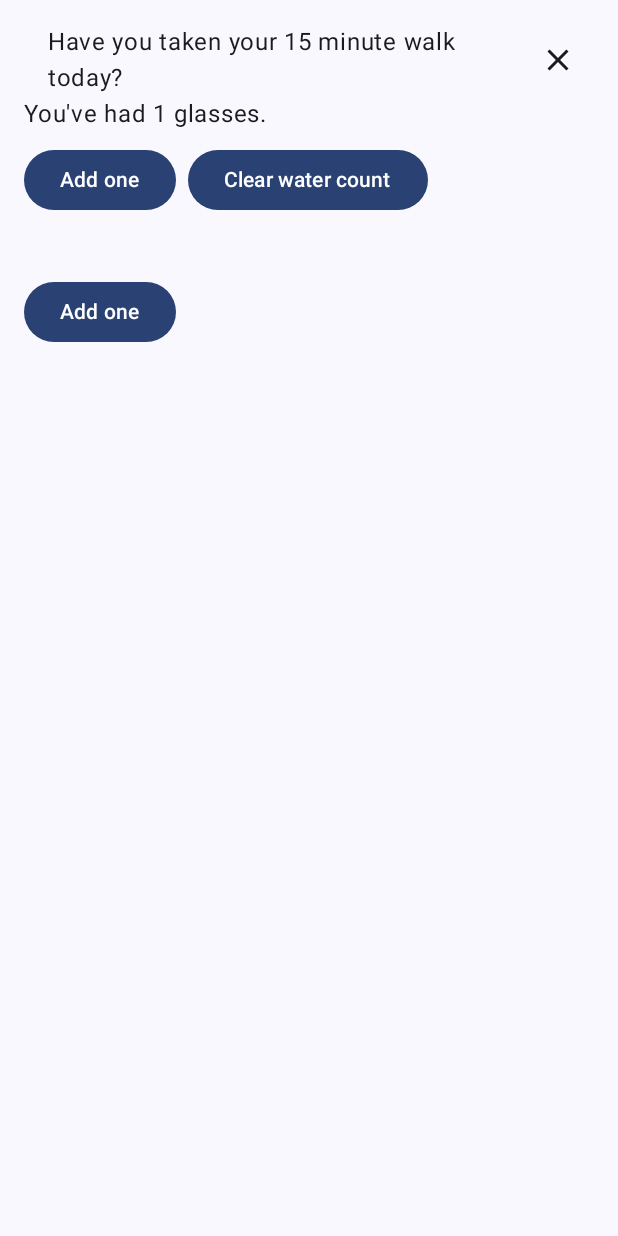
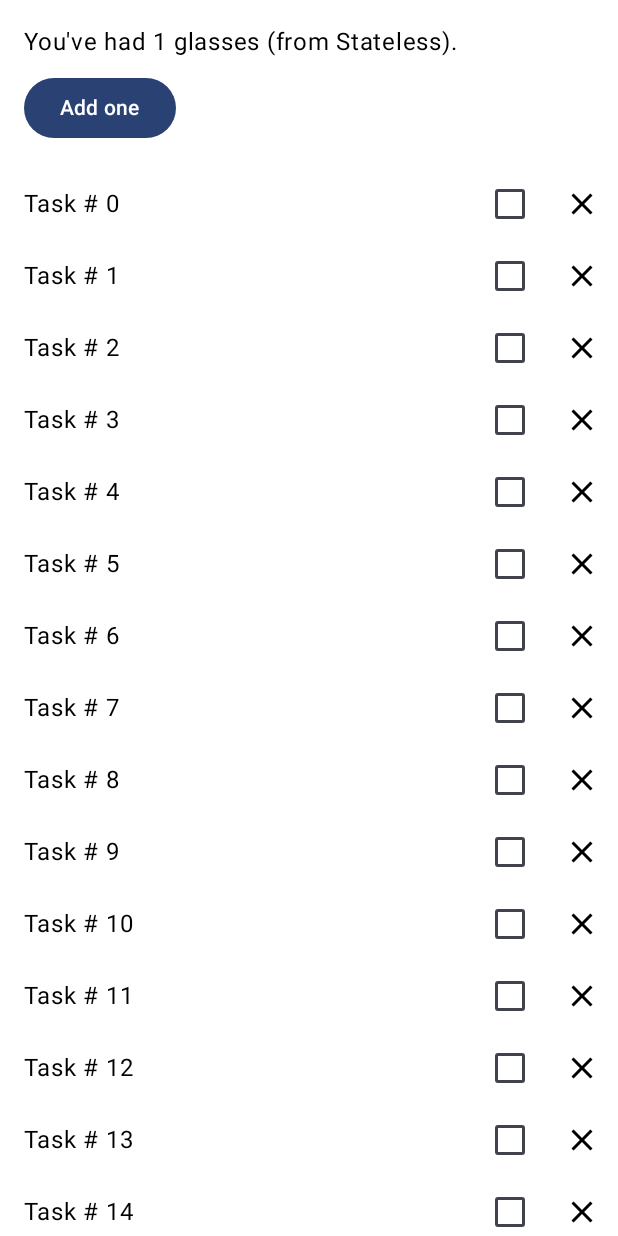
Before and after one commit to Alejandroperezitsur/BasicStateCodelab, an Android app built with Jetpack Compose: the composable WellnessScreen shown on its own in the app's theme, after a tap on "Add one", on a phone screen of 412 x 824 dp. Run offline under Robolectric (Android 15) with nearby library versions, the phone set to English and light mode, and no system bars.

Commit message:
Trabajo con listas

```diff
--- a/app/src/main/java/com/example/basicstatecodelab/WaterCounter.kt
+++ b/app/src/main/java/com/example/basicstatecodelab/WaterCounter.kt
@@ -1,62 +1,65 @@
 // File: WaterCounter.kt
+package com.example.basicstatecodelab // Asegúrate que este sea tu package name
 
 import androidx.compose.foundation.layout.Column
-import androidx.compose.foundation.layout.Row // Importación añadida recientemente
+import androidx.compose.foundation.layout.Row
 import androidx.compose.foundation.layout.padding
-import androidx.compose.material.icons.filled.Close
+import androidx.compose.material.icons.Icons // Necesario para Icons.Filled.Close
+import androidx.compose.material.icons.filled.Close // Necesario para el Icono de cerrar
 import androidx.compose.material3.Button
 import androidx.compose.material3.Text
 import androidx.compose.runtime.Composable
 import androidx.compose.runtime.getValue
 import androidx.compose.runtime.mutableStateOf
-import androidx.compose.runtime.remember
-import androidx.compose.runtime.saveable.rememberSaveable // Importación añadida recientemente
+import androidx.compose.runtime.saveable.rememberSaveable // Importante para la persistencia del estado
 import androidx.compose.runtime.setValue
 import androidx.compose.ui.Modifier
 import androidx.compose.ui.unit.dp
-// Se elimina la importación de WellnessTaskItem si no se usa directamente aquí
+// Eliminamos la importación de WellnessTaskItem si no se usa directamente aquí,
+// ya que WellnessTaskItem ahora tiene su propio archivo.
 // import com.example.basicstatecodelab.WellnessTaskItem
+// Si WellnessScreen está en otro archivo, esta importación no es necesaria aquí.
+// import com.example.basicstatecodelab.WellnessScreen
 
-
+/**
+ * Muestra un contador de vasos de agua con un botón para añadir y otro para limpiar.
+ * También puede mostrar un WellnessTaskItem si se ha bebido al menos un vaso.
+ */
 @Composable
 fun WaterCounter(modifier: Modifier = Modifier) {
     Column(modifier = modifier.padding(16.dp)) {
-        // 'rememberSaveable' guarda el estado a través de cambios de configuración (como rotación)
-        // y también a través de la muerte del proceso (si el sistema necesita liberar memoria).
         var count by rememberSaveable { mutableStateOf(0) }
 
         if (count > 0) {
-            // Este estado 'showTask' es local para WaterCounter y se resetea si WaterCounter
-            // se elimina de la composición y se vuelve a añadir (a menos que uses rememberSaveable).
-            // Si el objetivo es que 'WellnessTaskItem' solo aparezca una vez por sesión de "agua bebida"
-            // y no cada vez que count > 0, la lógica necesitaría más refinamiento.
-            var showTask by remember { mutableStateOf(true) }
+            Text("You've had $count glasses.")
+            // La lógica para mostrar WellnessTaskItem aquí puede ser opcional
+            // dependiendo de si WellnessScreen ya maneja todas las tareas.
+            // Si decides mantenerla, asegúrate de que WellnessTaskItem esté definido
+            // y sea importable.
+            /*
+            var showTask by rememberSaveable { mutableStateOf(true) }
             if (showTask) {
-                // Para usar WellnessTaskItem, asegúrate de que esté definido
-                // y que su importación sea correcta.
-                // Asumo que WellnessTaskItem está definido como lo corregimos previamente.
-                WellnessTaskItem(
-                    onClose = { showTask = false }, // Al cerrar, oculta esta instancia de WellnessTaskItem
-                    taskName = "Have you taken your 15 minute walk today?"
-                    // Puedes añadir un modifier a WellnessTaskItem si es necesario, por ejemplo:
-                    // modifier = Modifier.padding(bottom = 8.dp)
+                WellnessTaskItem( // Esta llamada requeriría la versión stateful de WellnessTaskItem
+                    taskName = "Did you drink enough water?",
+                    onClose = { showTask = false }
                 )
             }
-            Text("You've had $count glasses.")
+            */
+        } else {
+            Text("No water drunk yet.") // Mensaje cuando count es 0
         }
 
-        // Se usa un Row para los botones
         Row(Modifier.padding(top = 8.dp)) {
             Button(
                 onClick = { count++ },
-                enabled = count < 10 // Ejemplo: Deshabilitar el botón si count llega a 10
+                enabled = count < 10
             ) {
                 Text("Add one")
             }
-            // Botón para resetear el contador
             Button(
                 onClick = { count = 0 },
-                modifier = Modifier.padding(start = 8.dp) // Espacio a la izquierda del botón de limpiar
+                modifier = Modifier.padding(start = 8.dp),
+                enabled = count > 0 // Habilitar solo si hay algo que limpiar
             ) {
                 Text("Clear water count")
             }
@@ -64,78 +67,47 @@ fun WaterCounter(modifier: Modifier = Modifier) {
     }
 }
 
-// El resto de funciones (StatelessCounter, StatefulCounter, WellnessScreen)
-// que estaban en tu archivo original. Las mantengo aquí si son relevantes
-// para el contexto completo de tu archivo WaterCounter.kt.
-// Si WaterCounter.kt solo debe contener WaterCounter, puedes eliminar estas.
-
+/**
+ * Un contador sin estado (stateless) que muestra la cuenta y un botón para incrementar.
+ * El estado (count) y la lógica de incremento (onIncrement) se le pasan como parámetros.
+ */
 @Composable
 fun StatelessCounter(count: Int, onIncrement: () -> Unit, modifier: Modifier = Modifier) {
     Column(modifier = modifier.padding(16.dp)) {
         if (count > 0) {
-            Text("You've had $count glasses.")
+            Text("You've had $count glasses (from Stateless).") // Texto modificado para diferenciar
         }
-        Button(onClick = onIncrement, Modifier.padding(top = 8.dp), enabled = count < 10) {
+        Button(
+            onClick = onIncrement,
+            Modifier.padding(top = 8.dp),
+            enabled = count < 10
+        ) {
             Text("Add one")
         }
     }
 }
 
+/**
+ * Un contador con estado (stateful) que utiliza rememberSaveable para mantener su propio estado 'count'.
+ * Llama a StatelessCounter para la UI.
+ * Este es el que probablemente se usa en WellnessScreen según el codelab.
+ */
 @Composable
-fun StatefulCounter(modifier: Modifier = Modifier) { // Añadido Modifier como parámetro
-    var waterCount by remember { mutableStateOf(0) }
-    // Asumo que AnotherStatelessMethod es un placeholder o una función que tienes definida en otro lugar.
-    // Si no existe, esto causará un error.
-    // var juiceCount by remember { mutableStateOf(0) } // Ejemplo si tuvieras otro contador
+fun StatefulCounter(modifier: Modifier = Modifier) {
+    // Usamos rememberSaveable para que el estado persista
+    var waterCount by rememberSaveable { mutableStateOf(0) }
 
-    Column(modifier = modifier) { // Usa el modifier para el Column contenedor
-        StatelessCounter(waterCount, { waterCount++ })
-        // AnotherStatelessMethod(juiceCount, { juiceCount *= 2 })
-
-        // Si quieres que StatefulCounter también pueda limpiar su propio contador,
-        // podrías añadir un botón aquí similar al de WaterCounter o pasar callbacks.
-    }
+    StatelessCounter(
+        count = waterCount,
+        onIncrement = { waterCount++ },
+        modifier = modifier // Pasamos el modifier a StatelessCounter
+    )
+    // El codelab no menciona juiceCount aquí, así que lo omitimos por claridad.
+    // var juiceCount by rememberSaveable { mutableStateOf(0) }
+    // StatelessCounter(juiceCount, { juiceCount++ })
 }
 
 
-// Si WellnessTaskItem está definido en otro archivo (como WellnessTaskItem.kt),
-// asegúrate de que se importe correctamente. Si está en el mismo archivo, no hay problema.
-// Esta es la definición que corregimos antes para WellnessTaskItem:
-@Composable
-fun WellnessTaskItem(
-    taskName: String,
-    onClose: () -> Unit,
-    modifier: Modifier = Modifier
-) {
-    Row(
-        modifier = modifier,
-        verticalAlignment = androidx.compose.ui.Alignment.CenterVertically
-    ) {
-        Text(
-            text = taskName,
-            modifier = Modifier
-                .weight(1f)
-                .padding(start = 16.dp)
-        )
-        androidx.compose.material3.IconButton(onClick = onClose) {
-            androidx.compose.material3.Icon(
-                androidx.compose.material.icons.Icons.Filled.Close,
-                contentDescription = "Close"
-            )
-        }
-    }
-}
-
-
-@Composable
-fun WellnessScreen(modifier: Modifier = Modifier) {
-    // WaterCounter ya tiene su propio estado interno, por lo que no necesita
-    // que StatefulCounter le pase el estado directamente a menos que quieras
-    // un control más centralizado.
-    // Si el objetivo es mostrar ambos, WaterCounter y StatefulCounter (que a su vez
-    // usa StatelessCounter), puedes hacerlo así:
-    Column(modifier = modifier) {
-        WaterCounter()
-        StatefulCounter() // StatefulCounter ahora acepta un modifier
-    }
-}
+// La definición de WellnessTaskItem y WellnessScreen deben estar en sus propios archivos
+// (`WellnessTaskItem.kt` y `WellnessScreen.kt`) según las instrucciones del codelab.
+// Las he eliminado de aquí para evitar duplicados y confusiones.
--- a/app/src/main/java/com/example/basicstatecodelab/WellnessScreen.kt
+++ b/app/src/main/java/com/example/basicstatecodelab/WellnessScreen.kt
@@ -1,10 +1,23 @@
-package com.example.basicstatecodelab
+// File: WellnessScreen.kt
+package com.example.basicstatecodelab // Asegúrate que este sea tu package name
 
-import WaterCounter
+import androidx.compose.foundation.layout.Column
 import androidx.compose.runtime.Composable
+import androidx.compose.runtime.remember
+import androidx.compose.runtime.toMutableStateList
 import androidx.compose.ui.Modifier
 
 @Composable
 fun WellnessScreen(modifier: Modifier = Modifier) {
-    WaterCounter(modifier)
+    // Para que la eliminación de tareas funcione más adelante,
+    // la lista necesita ser mutable y recordada aquí.
+    val list = remember { getWellnessTasks().toMutableStateList() }
+
+    Column(modifier = modifier) {
+        StatefulCounter() // Asume que StatefulCounter está definido y accesible
+        WellnessTasksList(
+            list = list,
+            onCloseTask = { task -> list.remove(task) } // Lógica para eliminar la tarea
+        )
+    }
 }
--- /dev/null
+++ b/app/src/main/java/com/example/basicstatecodelab/WellnessTask.kt
@@ -0,0 +1,4 @@
+// File: WellnessTask.kt
+package com.example.basicstatecodelab // Asegúrate que este sea tu package name
+
+data class WellnessTask(val id: Int, val label: String)
--- a/app/src/main/java/com/example/basicstatecodelab/WellnessTaskItem.kt
+++ b/app/src/main/java/com/example/basicstatecodelab/WellnessTaskItem.kt
@@ -1,34 +1,78 @@
+// File: WellnessTaskItem.kt
 package com.example.basicstatecodelab // Asegúrate que este sea tu package name
 
 import androidx.compose.foundation.layout.Row
 import androidx.compose.foundation.layout.padding
 import androidx.compose.material.icons.Icons
 import androidx.compose.material.icons.filled.Close
+import androidx.compose.material3.Checkbox
 import androidx.compose.material3.Icon
 import androidx.compose.material3.IconButton
 import androidx.compose.material3.Text
 import androidx.compose.runtime.Composable
+import androidx.compose.runtime.getValue
+import androidx.compose.runtime.mutableStateOf
+import androidx.compose.runtime.saveable.rememberSaveable // Importante para que el estado del checkbox persista
+import androidx.compose.runtime.setValue
 import androidx.compose.ui.Alignment
 import androidx.compose.ui.Modifier
 import androidx.compose.ui.unit.dp
 
+/**
+ * Muestra un item de la lista de tareas de bienestar.
+ * Esta versión es SIN ESTADO (stateless) con respecto al Checkbox.
+ * El estado 'checked' y su cambio se elevan (hoisted).
+ */
 @Composable
 fun WellnessTaskItem(
-    taskName: String, // El nombre de la tarea es un parámetro requerido
-    onClose: () -> Unit, // Callback para cuando se presiona el botón de cerrar
-    modifier: Modifier = Modifier // Modifier opcional para personalizar desde fuera
+    taskName: String,
+    checked: Boolean,
+    onCheckedChange: (Boolean) -> Unit,
+    onClose: () -> Unit,
+    modifier: Modifier = Modifier
 ) {
     Row(
-        modifier = modifier, // Usamos el modifier pasado como parámetro
+        modifier = modifier,
         verticalAlignment = Alignment.CenterVertically
     ) {
         Text(
-            text = taskName,            modifier = Modifier
+            modifier = Modifier
                 .weight(1f)
-                .padding(start = 16.dp)
+                .padding(start = 16.dp),
+            text = taskName
         )
-        IconButton(onClick = onClose) { // El onClick ahora usa el callback onClose
+        Checkbox(
+            checked = checked,
+            onCheckedChange = onCheckedChange
+        )
+        IconButton(onClick = onClose) {
             Icon(Icons.Filled.Close, contentDescription = "Close")
         }
     }
 }
+
+/**
+ * Muestra un item de la lista de tareas de bienestar.
+ * Esta versión es CON ESTADO (stateful) para el Checkbox, utilizando rememberSaveable
+ * para que el estado persista al salir de la composición (scroll en LazyColumn)
+ * y a través de cambios de configuración.
+ * Llama a la versión sin estado de WellnessTaskItem.
+ */
+@Composable
+fun WellnessTaskItem(
+    taskName: String,
+    onClose: () -> Unit, // El onClose se pasa para una futura implementación
+    modifier: Modifier = Modifier
+) {
+    // El estado del checkbox se maneja internamente aquí
+    // Usamos rememberSaveable para que el estado no se pierda al hacer scroll
+    var checkedState by rememberSaveable { mutableStateOf(false) }
+
+    WellnessTaskItem(
+        taskName = taskName,
+        checked = checkedState,
+        onCheckedChange = { newValue -> checkedState = newValue },
+        onClose = onClose, // Pasamos el callback onClose
+        modifier = modifier
+    )
+}
--- /dev/null
+++ b/app/src/main/java/com/example/basicstatecodelab/WellnessTasksList.kt
@@ -0,0 +1,37 @@
+// File: WellnessTasksList.kt
+package com.example.basicstatecodelab // Asegúrate que este sea tu package name
+
+import androidx.compose.foundation.lazy.LazyColumn
+import androidx.compose.foundation.lazy.items
+import androidx.compose.runtime.Composable
+import androidx.compose.runtime.remember
+import androidx.compose.ui.Modifier
+
+// Esta función debe estar en este archivo o importada si está en WellnessTask.kt
+// data class WellnessTask(val id: Int, val label: String) // Ya definida en WellnessTask.kt
+
+fun getWellnessTasks() = List(30) { i -> WellnessTask(i, "Task # $i") }
+
+@Composable
+fun WellnessTasksList(
+    modifier: Modifier = Modifier,
+    list: List<WellnessTask> = remember { getWellnessTasks() },
+    // El onCloseTask será necesario cuando implementemos la eliminación
+    onCloseTask: (WellnessTask) -> Unit // Añadimos este callback para la futura eliminación
+) {
+    LazyColumn(
+        modifier = modifier
+    ) {
+        items(
+            items = list,
+            key = { task -> task.id } // Es buena práctica añadir una key
+        ) { task ->
+            // Llamamos a la versión de WellnessTaskItem que maneja su propio estado 'checked'
+            // y que acepta un callback onClose
+            WellnessTaskItem(
+                taskName = task.label,
+                onClose = { onCloseTask(task) } // Pasamos el callback con la tarea específica
+            )
+        }
+    }
+}
```
Also changed, not shown: app/src/main/java/com/example/basicstatecodelab/MainActivity.kt (+3 -10 lines).
